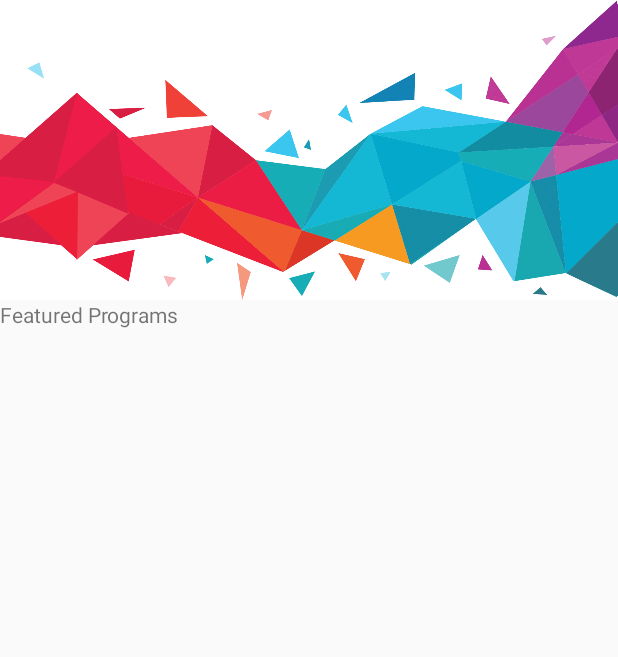
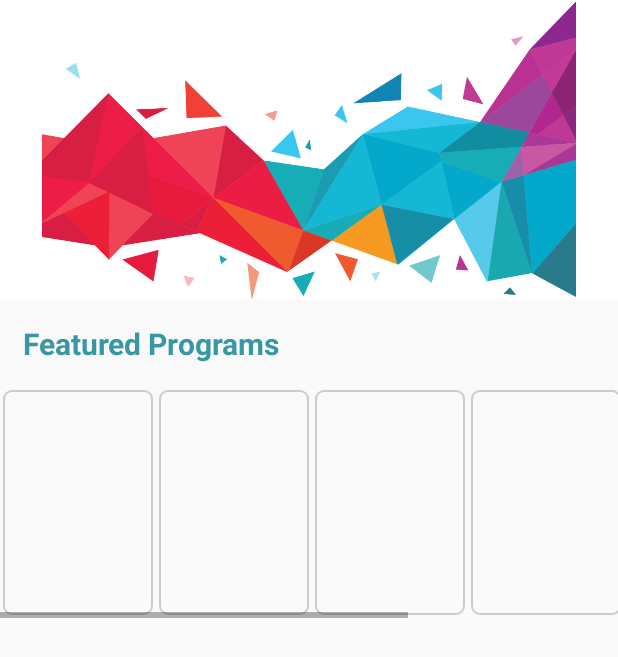
Before and after one commit to LavnokLabs/Yuj, an Android app: the layout fragment_home.xml on its own in the app's theme, with its tools: preview values and no code run, on a phone screen of 412 x 824 dp. Shown: the top 657 px of the screen. Run offline under Robolectric (Android 15) with nearby library versions, the phone set to English and light mode, and no system bars.

```diff
--- a/app/src/main/AndroidManifest.xml
+++ b/app/src/main/AndroidManifest.xml
@@ -12,8 +12,7 @@
         <activity
             android:name=".AdminActivity"
             android:label="@string/title_activity_admin"
-            android:parentActivityName=".MainActivity"
-            android:theme="@style/AppTheme.NoActionBar">
+            android:parentActivityName=".MainActivity">
             <meta-data
                 android:name="android.support.PARENT_ACTIVITY"
                 android:value="com.lavnok.yuj.MainActivity" />
--- a/app/src/main/res/layout/activity_main.xml
+++ b/app/src/main/res/layout/activity_main.xml
@@ -12,12 +12,13 @@
         android:layout_height="wrap_content"
         android:layout_marginStart="0dp"
         android:layout_marginEnd="0dp"
-
         android:background="?android:attr/windowBackground"
         app:layout_constraintBottom_toBottomOf="parent"
+        android:theme="@style/Widget.BottomNavigationView"
         app:layout_constraintLeft_toLeftOf="parent"
         app:layout_constraintRight_toRightOf="parent"
-        app:menu="@menu/bottom_nav_menu" />
+        app:menu="@menu/bottom_nav_menu"
+        app:labelVisibilityMode="labeled"/>
 
     <fragment
         android:id="@+id/nav_host_fragment"
--- a/app/src/main/res/layout/fragment_home.xml
+++ b/app/src/main/res/layout/fragment_home.xml
@@ -1,5 +1,5 @@
 <?xml version="1.0" encoding="utf-8"?>
-<androidx.constraintlayout.widget.ConstraintLayout xmlns:android="http://schemas.android.com/apk/res/android"
+<LinearLayout xmlns:android="http://schemas.android.com/apk/res/android"
     xmlns:app="http://schemas.android.com/apk/res-auto"
     android:layout_width="match_parent"
     android:layout_height="match_parent">
@@ -16,48 +16,100 @@
             <ViewFlipper
                 android:id="@+id/simpleViewFlipper"
                 android:layout_width="match_parent"
-                android:background="#ffffff"
-                android:layout_height="200dp">
+                android:layout_height="200dp"
+                android:background="#ffffff">
 
                 <ImageView
                     android:id="@+id/im1"
                     android:layout_width="match_parent"
                     android:layout_height="wrap_content"
-                    android:src="@drawable/background"
-                    android:background="#ffffff"/>
+                    android:background="#ffffff"
+                    android:src="@drawable/bitmap" />
 
                 <ImageView
                     android:id="@+id/im2"
                     android:layout_width="match_parent"
                     android:layout_height="wrap_content"
-                    android:src="@drawable/background"
-                    android:background="#ffffff"/>
+                    android:background="#ffffff"
+                    android:src="@drawable/background" />
 
                 <ImageView
                     android:id="@+id/im3"
                     android:layout_width="match_parent"
                     android:layout_height="wrap_content"
-                    android:src="@drawable/background"
-                    android:background="#ffffff"/>
+                    android:background="#ffffff"
+                    android:src="@drawable/background" />
 
             </ViewFlipper>
 
             <LinearLayout
                 android:layout_width="match_parent"
-                android:layout_height="wrap_content">
+                android:layout_height="wrap_content"
+                android:orientation="vertical">
+
                 <TextView
+                    style="@style/TextviewStyle"
                     android:layout_width="wrap_content"
                     android:layout_height="wrap_content"
-                    android:text="Featured Programs"
-                    android:textFontWeight="@integer/google_play_services_version"/>
+                    android:text="Featured Programs" />
+
+                <HorizontalScrollView
+                    android:layout_width="match_parent"
+                    android:layout_height="match_parent"
+                    android:fadeScrollbars="true">
+
+                    <LinearLayout
+                        android:layout_width="wrap_content"
+                        android:layout_height="match_parent"
+                        android:orientation="horizontal">
+
+                        <ImageView
+                            android:layout_width="100dp"
+                            android:layout_height="150dp"
+                            android:layout_margin="2dp"
+                            android:background="@drawable/customborder" />
+
+                        <ImageView
+                            android:layout_width="100dp"
+                            android:layout_height="150dp"
+                            android:layout_margin="2dp"
+                            android:background="@drawable/customborder" />
+
+                        <ImageView
+                            android:layout_width="100dp"
+                            android:layout_height="150dp"
+                            android:layout_margin="2dp"
+                            android:background="@drawable/customborder" />
+
+                        <ImageView
+                            android:layout_width="100dp"
+                            android:layout_height="150dp"
+                            android:layout_margin="2dp"
+                            android:background="@drawable/customborder" />
+
+                        <ImageView
+                            android:layout_width="100dp"
+                            android:layout_height="150dp"
+                            android:layout_margin="2dp"
+                            android:background="@drawable/customborder" />
+
+                        <ImageView
+                            android:layout_width="100dp"
+                            android:layout_height="150dp"
+                            android:layout_margin="2dp"
+                            android:background="@drawable/customborder" />
+                    </LinearLayout>
+                </HorizontalScrollView>
+
+
             </LinearLayout>
+
             <FrameLayout
                 android:layout_width="match_parent"
-                android:layout_height="match_parent">
-            </FrameLayout>
+                android:layout_height="match_parent"></FrameLayout>
 
 
         </LinearLayout>
 
     </ScrollView>
-</androidx.constraintlayout.widget.ConstraintLayout>
+</LinearLayout>
--- a/app/src/main/res/values/colors.xml
+++ b/app/src/main/res/values/colors.xml
@@ -2,5 +2,7 @@
 <resources>
     <color name="colorPrimary">#3797a4</color>
     <color name="colorPrimaryDark">#8ccbbe</color>
-    <color name="colorAccent">#e4e4e4</color>
+    <color name="colorGray">#e4e4e4</color>
+    <color name="colorYellow">#fcf876</color>
+    <color name="colorBlack">#333333</color>
 </resources>
--- a/app/src/main/res/values/styles.xml
+++ b/app/src/main/res/values/styles.xml
@@ -5,20 +5,28 @@
         <!-- Customize your theme here. -->
         <item name="colorPrimary">@color/colorPrimary</item>
         <item name="colorPrimaryDark">@color/colorPrimaryDark</item>
-        <item name="colorAccent">@color/colorAccent</item>
-
+        <item name="colorAccent">@color/colorGray</item>
+        <item name="android:textSize">15sp</item>
     </style>
 
-    <style name="AppTheme.NoActionBar">
-        <item name="windowActionBar">false</item>
-        <item name="windowNoTitle">true</item>
+
+    <style name="TextviewStyle">
+        <item name="android:textColor">@color/colorPrimary</item>
+        <item name="android:textStyle">bold</item>
+        <item name="android:textSize">20dp</item>
+        <item name="android:padding">15dp</item>
     </style>
 
-    <style name="TitleBarTextAppearance" parent="android:TextAppearance">
-        <item name="android:fontFamily">@font/ahandmadefont</item>
-        <item name="android:textSize">23sp</item>
+    <!-- Bottom Navigation -->
+    <style name="Widget.BottomNavigationView" parent="Widget.Design.BottomNavigationView">
+        <item name="fontFamily">@font/ahandmadefont</item>
+        <item name="android:textSize">13sp</item>
         <item name="android:textStyle">bold</item>
-        <item name="android:textColor">@android:color/white</item>
+    </style>
+
+    <style name="RecyclerButtonStyle">
+        <item name="android:textColor">@color/colorBlack</item>
+        <item name="android:paddingTop">2dp</item>
     </style>
 
     <style name="AppTheme.AppBarOverlay" parent="ThemeOverlay.AppCompat.Dark.ActionBar" />
```
Also changed, not shown: app/src/main/java/com/lavnok/yuj/EditHomePageTagsFragment.java (+93 -74 lines), app/src/main/java/com/lavnok/yuj/data/Tags.java (deleted, +0 -13 lines), app/src/main/java/com/lavnok/yuj/utils/FireBaseDBComms.java (deleted, +0 -43 lines), app/src/main/java/com/lavnok/yuj/utils/MyRecyclerViewAdapter.java (added, +78 -0 lines), app/src/main/res/layout/fragment_edithomepagetags.xml (+8 -0 lines), app/src/main/res/layout/recyclerview_row.xml (added, +15 -0 lines), app/src/main/res/drawable/bitmap.png (added).
